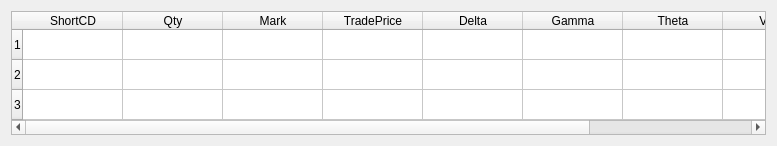
Old version of the form OrderManager/zeropositionviewer/zeropositionviewer.ui in the repository QuantTraderEd/AQTrader.
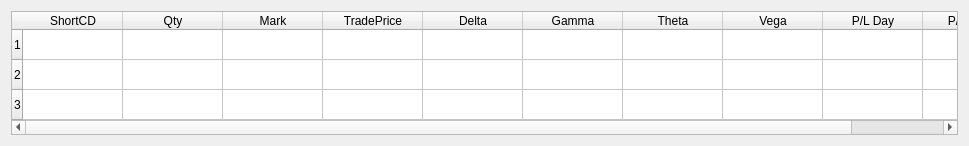
New version of the form.

Patch:
```diff
--- a/OrderManager/zeropositionviewer/zeropositionviewer.ui
+++ b/OrderManager/zeropositionviewer/zeropositionviewer.ui
@@ -6,7 +6,7 @@
    <rect>
     <x>0</x>
     <y>0</y>
-    <width>777</width>
+    <width>969</width>
     <height>146</height>
    </rect>
   </property>
@@ -74,6 +74,11 @@
        <string>Vega</string>
       </property>
      </column>
+     <column>
+      <property name="text">
+       <string>P/L Day</string>
+      </property>
+     </column>
      <column>
       <property name="text">
        <string>P/L Open</string>
```
